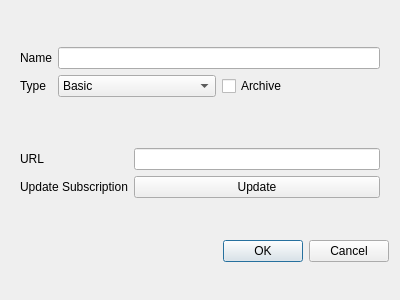
Before: the Qt Designer form ui/edit/dialog_edit_group.ui in MatsuriDayo/nekoray, drawn with Qt 5.
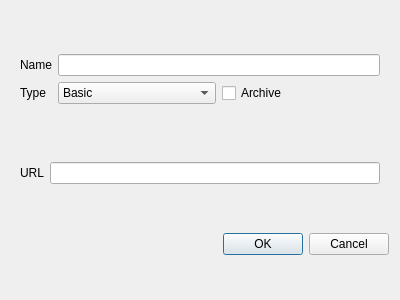
After: the same form once the commit is applied. Custom widgets are drawn as their Qt base class.

Commit message: improve subscription & settings & fix for windows

```diff
--- a/ui/edit/dialog_edit_group.ui
+++ b/ui/edit/dialog_edit_group.ui
@@ -89,20 +89,6 @@
         <item row="0" column="1">
          <widget class="MyLineEdit" name="url"/>
         </item>
-        <item row="1" column="0">
-         <widget class="QLabel" name="label_3">
-          <property name="text">
-           <string>Update Subscription</string>
-          </property>
-         </widget>
-        </item>
-        <item row="1" column="1">
-         <widget class="QPushButton" name="update_sub">
-          <property name="text">
-           <string>Update</string>
-          </property>
-         </widget>
-        </item>
        </layout>
       </item>
      </layout>
```
The commit also changes 14 other files.
